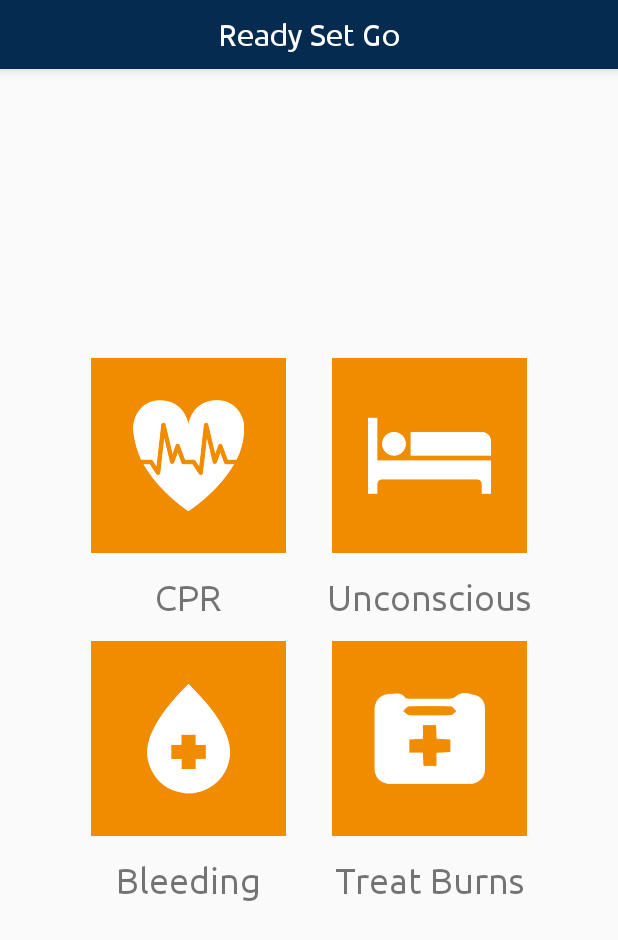
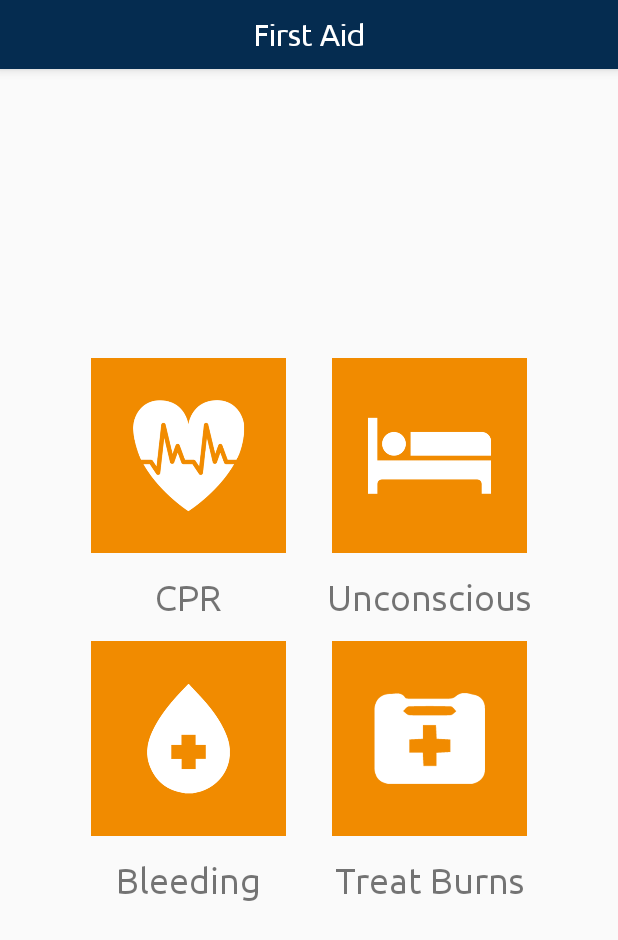
Before and after one commit to jade-yu/Ready-Set-GO, an Android app: the FirstAidActivity screen opened directly, with no data from a screen before it, on a phone screen of 412 x 824 dp. Shown: the top 940 px of the screen. Run offline under Robolectric (Android 15) with nearby library versions, the phone set to English and light mode, and no system bars.

Commit message:
Changed header of First Aid

```diff
--- a/app/src/main/res/layout/activity_first_aid.xml
+++ b/app/src/main/res/layout/activity_first_aid.xml
@@ -15,7 +15,7 @@
             android:id="@+id/tv_category"
             android:layout_width="match_parent"
             android:layout_height="wrap_content"
-            android:text="Ready Set Go"
+            android:text="First Aid"
             android:textSize="20sp"
             android:gravity="center"
             android:textColor="#ffffff"
```
